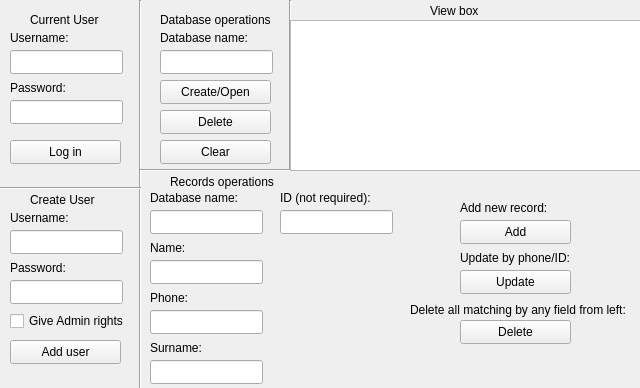
This is PostgresGUI.ui in sesorov/PostgresGUI as Qt 5 draws it before an edit. The edited form follows.
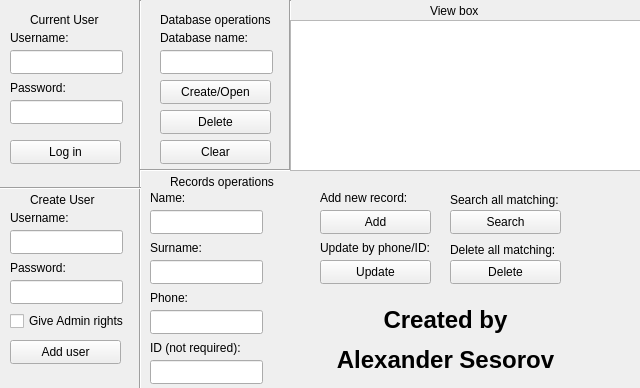
This is the edited form.

Commit message: Add multiple search and insert (#4)

Patch:
```diff
--- a/PostgresGUI.ui
+++ b/PostgresGUI.ui
@@ -320,37 +320,11 @@
      <enum>Qt::Horizontal</enum>
     </property>
    </widget>
-   <widget class="QLabel" name="label_10">
-    <property name="geometry">
-     <rect>
-      <x>150</x>
-      <y>190</y>
-      <width>111</width>
-      <height>16</height>
-     </rect>
-    </property>
-    <property name="text">
-     <string>Database name:</string>
-    </property>
-   </widget>
-   <widget class="QLineEdit" name="databaseNameRecordsLineEdit">
-    <property name="geometry">
-     <rect>
-      <x>150</x>
-      <y>210</y>
-      <width>113</width>
-      <height>24</height>
-     </rect>
-    </property>
-    <property name="text">
-     <string/>
-    </property>
-   </widget>
    <widget class="QLineEdit" name="nameLineEdit">
     <property name="geometry">
      <rect>
       <x>150</x>
-      <y>260</y>
+      <y>210</y>
       <width>113</width>
       <height>24</height>
      </rect>
@@ -363,7 +337,7 @@
     <property name="geometry">
      <rect>
       <x>150</x>
-      <y>240</y>
+      <y>190</y>
       <width>111</width>
       <height>16</height>
      </rect>
@@ -401,8 +375,8 @@
    <widget class="QPushButton" name="addRecordButton">
     <property name="geometry">
      <rect>
-      <x>460</x>
-      <y>220</y>
+      <x>320</x>
+      <y>210</y>
       <width>111</width>
       <height>24</height>
      </rect>
@@ -414,8 +388,8 @@
    <widget class="QLineEdit" name="idLineEdit">
     <property name="geometry">
      <rect>
-      <x>280</x>
-      <y>210</y>
+      <x>150</x>
+      <y>360</y>
       <width>113</width>
       <height>24</height>
      </rect>
@@ -427,8 +401,8 @@
    <widget class="QLabel" name="label_13">
     <property name="geometry">
      <rect>
-      <x>280</x>
-      <y>190</y>
+      <x>150</x>
+      <y>340</y>
       <width>111</width>
       <height>16</height>
      </rect>
@@ -440,8 +414,8 @@
    <widget class="QPushButton" name="updateRecordButton">
     <property name="geometry">
      <rect>
-      <x>460</x>
-      <y>270</y>
+      <x>320</x>
+      <y>260</y>
       <width>111</width>
       <height>24</height>
      </rect>
@@ -454,7 +428,7 @@
     <property name="geometry">
      <rect>
       <x>150</x>
-      <y>360</y>
+      <y>260</y>
       <width>113</width>
       <height>24</height>
      </rect>
@@ -467,7 +441,7 @@
     <property name="geometry">
      <rect>
       <x>150</x>
-      <y>340</y>
+      <y>240</y>
       <width>111</width>
       <height>16</height>
      </rect>
@@ -492,8 +466,8 @@
    <widget class="QPushButton" name="deleteRecordButton">
     <property name="geometry">
      <rect>
-      <x>460</x>
-      <y>320</y>
+      <x>450</x>
+      <y>260</y>
       <width>111</width>
       <height>24</height>
      </rect>
@@ -518,8 +492,8 @@
    <widget class="QLabel" name="label_17">
     <property name="geometry">
      <rect>
-      <x>460</x>
-      <y>200</y>
+      <x>320</x>
+      <y>190</y>
       <width>91</width>
       <height>16</height>
      </rect>
@@ -531,8 +505,8 @@
    <widget class="QLabel" name="label_18">
     <property name="geometry">
      <rect>
-      <x>460</x>
-      <y>250</y>
+      <x>320</x>
+      <y>240</y>
       <width>121</width>
       <height>16</height>
      </rect>
@@ -544,14 +518,14 @@
    <widget class="QLabel" name="label_19">
     <property name="geometry">
      <rect>
-      <x>410</x>
-      <y>300</y>
-      <width>231</width>
+      <x>450</x>
+      <y>240</y>
+      <width>121</width>
       <height>20</height>
      </rect>
     </property>
     <property name="text">
-     <string>Delete all matching by any field from left:</string>
+     <string>Delete all matching:</string>
     </property>
    </widget>
    <widget class="QTableView" name="tableView">
@@ -564,6 +538,45 @@
      </rect>
     </property>
    </widget>
+   <widget class="QLabel" name="label_20">
+    <property name="geometry">
+     <rect>
+      <x>450</x>
+      <y>190</y>
+      <width>121</width>
+      <height>20</height>
+     </rect>
+    </property>
+    <property name="text">
+     <string>Search all matching:</string>
+    </property>
+   </widget>
+   <widget class="QPushButton" name="searchRecordButton">
+    <property name="geometry">
+     <rect>
+      <x>450</x>
+      <y>210</y>
+      <width>111</width>
+      <height>24</height>
+     </rect>
+    </property>
+    <property name="text">
+     <string>Search</string>
+    </property>
+   </widget>
+   <widget class="QLabel" name="label_10">
+    <property name="geometry">
+     <rect>
+      <x>280</x>
+      <y>300</y>
+      <width>331</width>
+      <height>81</height>
+     </rect>
+    </property>
+    <property name="text">
+     <string>&lt;html&gt;&lt;head/&gt;&lt;body&gt;&lt;p align=&quot;center&quot;&gt;&lt;span style=&quot; font-size:18pt; font-weight:700;&quot;&gt;Created by&lt;/span&gt;&lt;/p&gt;&lt;p align=&quot;center&quot;&gt;&lt;span style=&quot; font-size:18pt; font-weight:700;&quot;&gt;Alexander Sesorov&lt;/span&gt;&lt;/p&gt;&lt;/body&gt;&lt;/html&gt;</string>
+    </property>
+   </widget>
   </widget>
  </widget>
  <layoutdefault spacing="6" margin="11"/>
```
Left out of the diff: 34 changed lines with no effect on the pictures. The commit also changes 4 other files.
